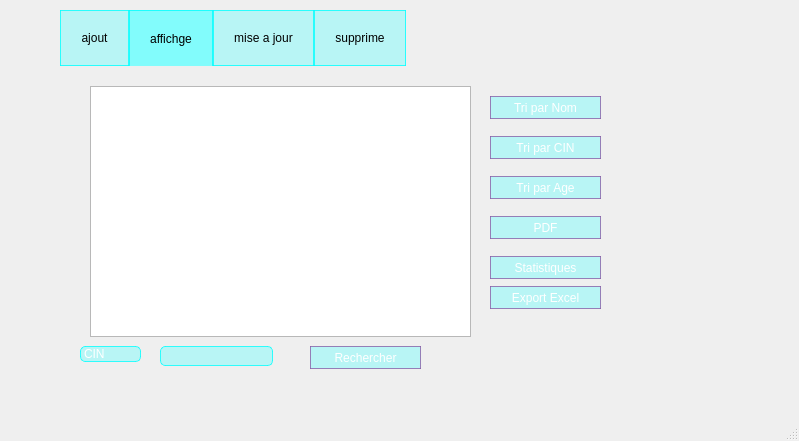
Qt form invite/mainwindow.ui (dina-boughanmi/projet-C-) before a commit.
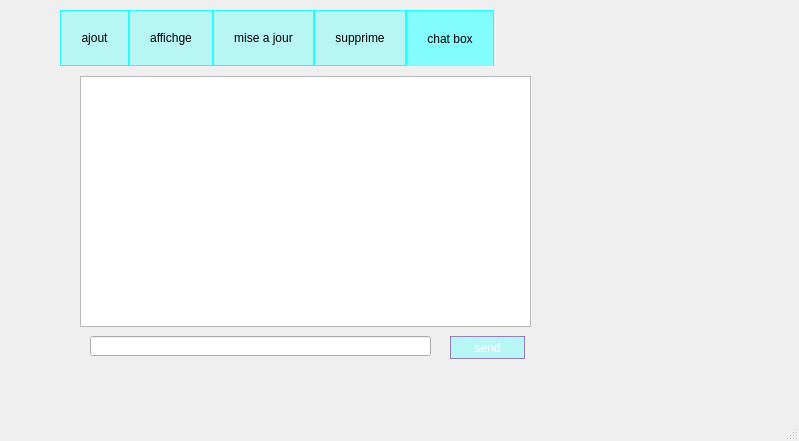
The same form after that commit. Icons and pictures are not drawn.

Patch:
```diff
--- a/invite/mainwindow.ui
+++ b/invite/mainwindow.ui
@@ -69,7 +69,7 @@
 </string>
       </property>
       <property name="currentIndex">
-       <number>1</number>
+       <number>4</number>
       </property>
       <widget class="QWidget" name="tab">
        <attribute name="title">
@@ -919,6 +919,55 @@
         </property>
        </widget>
       </widget>
+      <widget class="QWidget" name="tab_5">
+       <attribute name="title">
+        <string>chat box</string>
+       </attribute>
+       <widget class="QPushButton" name="pushbutton_supp_2">
+        <property name="geometry">
+         <rect>
+          <x>390</x>
+          <y>270</y>
+          <width>75</width>
+          <height>23</height>
+         </rect>
+        </property>
+        <property name="styleSheet">
+         <string notr="true">QPushButton {
+	color: rgb(255, 255, 255);
+background-color:rgba(100, 255, 255,100);
+border-radius: 15px;
+border: 1px solid rgba(138, 93, 166,200);
+}
+QPushButton:hover {
+background-color: qlineargradient(spread:pad, x1:0, y1:0, x2:0, y2:1, stop:0 rgba(138, 93, 166,200), stop:1rgba(138, 93, 166,200));
+}</string>
+        </property>
+        <property name="text">
+         <string>send</string>
+        </property>
+       </widget>
+       <widget class="QListView" name="listView">
+        <property name="geometry">
+         <rect>
+          <x>20</x>
+          <y>10</y>
+          <width>451</width>
+          <height>251</height>
+         </rect>
+        </property>
+       </widget>
+       <widget class="QLineEdit" name="lineEdit_12">
+        <property name="geometry">
+         <rect>
+          <x>30</x>
+          <y>270</y>
+          <width>341</width>
+          <height>20</height>
+         </rect>
+        </property>
+       </widget>
+      </widget>
      </widget>
     </widget>
     <widget class="QWidget" name="page_4">
```
